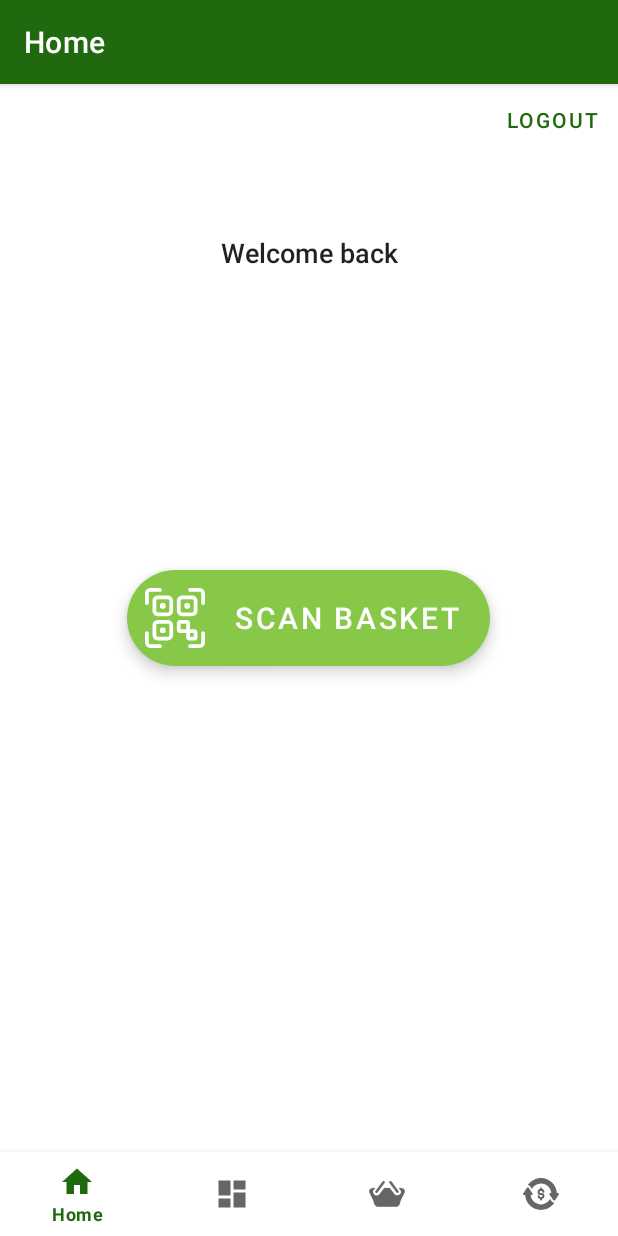
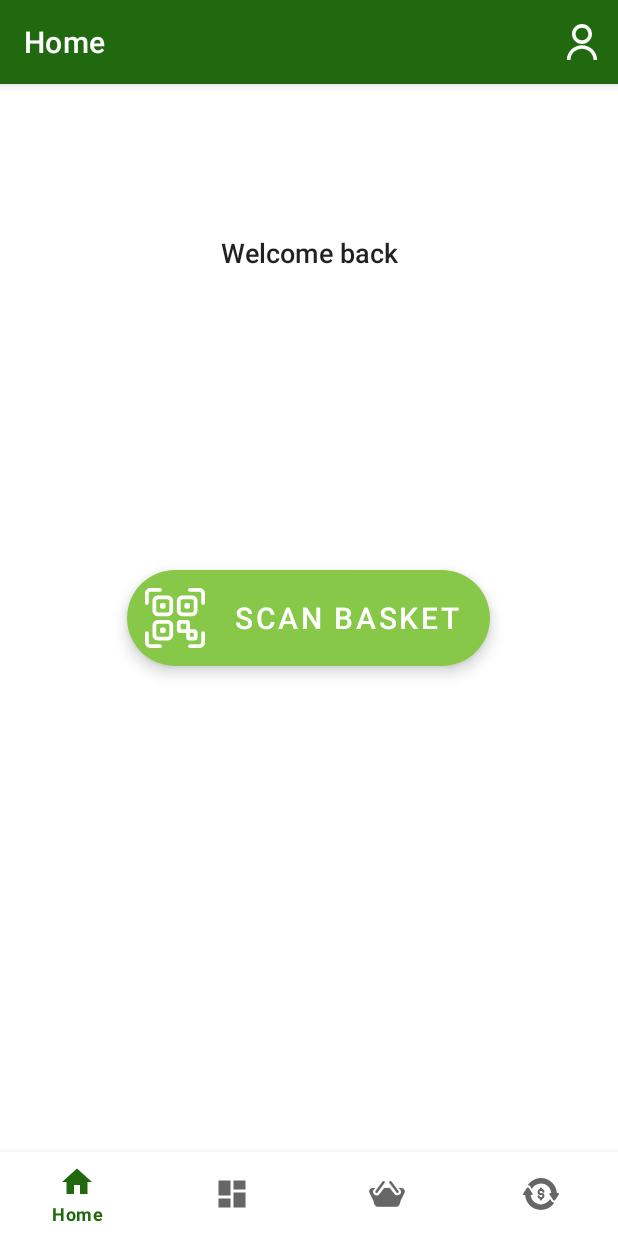
Before and after one commit to Thumster/sMart-Mobile-Application, an Android app: the screen it shows after launch once a user with an empty profile is signed in (MainActivity), on a phone screen of 412 x 824 dp. Run offline under Robolectric (Android 15) with nearby library versions, the phone set to English and light mode, and no system bars; our stand-ins replace Firebase (no records; nobody signed in at launch, a user with empty details on screens opened directly), navigation-ui; libraries missing offline, so code that uses them is left out: com.estimote.indoorsdk, com.estimote.indoorsdk_module, com.firebase.ui, retrofit2.converter.jackson; pictures from the network do not load; 6 statements that could not run were skipped.

Commit message:
added profile page

```diff
--- a/app/src/main/java/com/example/smart/MainActivity.java
+++ b/app/src/main/java/com/example/smart/MainActivity.java
@@ -17,6 +17,7 @@ import android.util.Log;
 
 import com.example.smart.model.Item;
 import com.example.smart.ui.home.HomeFragment;
+import com.example.smart.ui.home.ProfileDialogFragment;
 import com.example.smart.ui.home.QRDialogFragment;
 import com.example.smart.util.FirebaseUtil;
 import com.google.android.gms.tasks.OnSuccessListener;
@@ -29,6 +30,7 @@ import com.google.firebase.iid.FirebaseInstanceId;
 import com.google.firebase.iid.InstanceIdResult;
 
 import androidx.appcompat.app.AppCompatActivity;
+import androidx.appcompat.widget.Toolbar;
 import androidx.core.app.NotificationCompat;
 import androidx.core.app.NotificationManagerCompat;
 import androidx.localbroadcastmanager.content.LocalBroadcastManager;
@@ -76,9 +78,20 @@ public class MainActivity extends AppCompatActivity
             AppBarConfiguration appBarConfiguration = new AppBarConfiguration.Builder(
                     R.id.navigation_home, R.id.navigation_items, R.id.navigation_cart, R.id.navigation_transactions)
                     .build();
+            Toolbar toolbar = findViewById(R.id.toolbar);
+            toolbar.setOnMenuItemClickListener(item -> {
+                switch (item.getItemId()) {
+                    case R.id.profile:
+                        new ProfileDialogFragment().show(getSupportFragmentManager(), TAG);
+                        return true;
+                    default:
+                        return false;
+                }
+            });
             NavController navController = Navigation.findNavController(this, R.id.nav_host_fragment);
-            NavigationUI.setupActionBarWithNavController(this, navController, appBarConfiguration);
+//            NavigationUI.setupActionBarWithNavController(this, navController, appBarConfiguration);
             NavigationUI.setupWithNavController(navView, navController);
+            NavigationUI.setupWithNavController(toolbar, navController, appBarConfiguration);
 
             // initialise the channel with channelId: "CHANNEL_ID"
             createNotificationChannel();
--- a/app/src/main/java/com/example/smart/ui/home/HomeFragment.java
+++ b/app/src/main/java/com/example/smart/ui/home/HomeFragment.java
@@ -105,7 +105,6 @@ public class HomeFragment extends Fragment
 
     TextView welcomeTextView;
     TextView nameTextView;
-    Button buttonLogout;
     Button buttonQrCode;
 
     ConstraintLayout layoutItemView;
@@ -157,7 +156,6 @@ public class HomeFragment extends Fragment
         shoppingLayout = root.findViewById(R.id.layout_shopping);
 
         nameTextView = root.findViewById(R.id.text_name);
-        buttonLogout = root.findViewById(R.id.button_logout);
         buttonQrCode = root.findViewById(R.id.fab_qr_code);
         welcomeTextView = root.findViewById(R.id.text_welcome);
 
@@ -179,17 +177,6 @@ public class HomeFragment extends Fragment
         // coordinateTextView = (TextView) root.findViewById(R.id.coordinateTextView);
 
         nameTextView.setText(FirebaseUtil.getCurrentUser().getDisplayName());
-        buttonLogout.setOnClickListener(v -> {
-                    AuthUI.getInstance()
-                            .signOut(v.getContext())
-                            .addOnCompleteListener(new OnCompleteListener<Void>() {
-                                public void onComplete(Task<Void> task) {
-                                    ((MainActivity) v.getContext()).recreate();
-                                }
-                            });
-                }
-
-        );
         FirebaseUtil.startListening(this);
         onCartFound(FirebaseUtil.getCurrentUserCartId() != null);
         buttonQrCode.setOnClickListener(v -> {
--- a/app/src/main/java/com/example/smart/util/FirebaseUtil.java
+++ b/app/src/main/java/com/example/smart/util/FirebaseUtil.java
@@ -34,6 +34,8 @@ public class FirebaseUtil {
     public static final String USER_CART_ITEMS_COLLECTION_NAME = "cartItems";
     public static final String USER_TRANSACTIONS_COLLECTION_NAME = "transactions";
     public static final String USER_FMS_TOKEN = "fms_token";
+    public static final String USER_PROFILE_HABIT = "profile_habit";
+    public static final String USER_PROFILE_RECOMMENDATION = "profile_recommendation";
 
     private static Boolean isCurrentlyShopping = false;
     private static String currentUserCartId;
--- /dev/null
+++ b/app/src/main/res/drawable/custom_radio_button.xml
@@ -0,0 +1,5 @@
+<?xml version="1.0" encoding="utf-8"?>
+<selector xmlns:android="http://schemas.android.com/apk/res/android">
+    <item android:drawable="@drawable/custom_radio_checked" android:state_checked="true" />
+    <item android:drawable="@drawable/custom_radio_unchecked" />
+</selector>
--- /dev/null
+++ b/app/src/main/res/drawable/custom_radio_textcolor.xml
@@ -0,0 +1,6 @@
+<?xml version="1.0" encoding="utf-8"?>
+<selector xmlns:android="http://schemas.android.com/apk/res/android">
+    <item android:state_pressed="true" android:color="@color/white"/>
+    <item android:state_checked="true" android:color="@color/white"/>
+    <item android:color="@color/black"/>
+</selector>
--- /dev/null
+++ b/app/src/main/res/drawable/ic_profile.xml
@@ -0,0 +1,12 @@
+<vector xmlns:android="http://schemas.android.com/apk/res/android"
+    android:width="24dp"
+    android:height="24dp"
+    android:viewportWidth="19.738"
+    android:viewportHeight="19.738">
+    <path
+        android:fillColor="@color/white"
+        android:pathData="M18.18,19.738h-2c0,-3.374 -2.83,-6.118 -6.311,-6.118s-6.31,2.745 -6.31,6.118h-2c0,-4.478 3.729,-8.118 8.311,-8.118C14.451,11.62 18.18,15.26 18.18,19.738z" />
+    <path
+        android:fillColor="@color/white"
+        android:pathData="M9.87,10.97c-3.023,0 -5.484,-2.462 -5.484,-5.485C4.385,2.461 6.846,0 9.87,0c3.025,0 5.486,2.46 5.486,5.485S12.895,10.97 9.87,10.97zM9.87,2C7.948,2 6.385,3.563 6.385,5.485S7.948,8.97 9.87,8.97c1.923,0 3.486,-1.563 3.486,-3.485S11.791,2 9.87,2z" />
+</vector>
--- a/app/src/main/res/layout/activity_main.xml
+++ b/app/src/main/res/layout/activity_main.xml
@@ -5,6 +5,21 @@
     android:id="@+id/container"
     android:layout_width="match_parent"
     android:layout_height="match_parent">
+
+    <com.google.android.material.appbar.AppBarLayout
+        android:id="@+id/toolbar_container"
+        android:layout_width="match_parent"
+        android:layout_height="wrap_content"
+        app:layout_constraintTop_toTopOf="parent">
+
+        <com.google.android.material.appbar.MaterialToolbar
+            android:id="@+id/toolbar"
+            android:layout_width="match_parent"
+            android:layout_height="?attr/actionBarSize"
+            app:menu="@menu/top_app_bar"
+            style="@style/Widget.MaterialComponents.Toolbar.Primary"
+            />
+    </com.google.android.material.appbar.AppBarLayout>
 
     <com.google.android.material.bottomnavigation.BottomNavigationView
         android:id="@+id/nav_view"
@@ -25,7 +40,7 @@
         app:layout_constraintBottom_toTopOf="@+id/nav_view"
         app:layout_constraintLeft_toLeftOf="parent"
         app:layout_constraintRight_toRightOf="parent"
-        app:layout_constraintTop_toTopOf="parent"
+        app:layout_constraintTop_toBottomOf="@id/toolbar_container"
         app:navGraph="@navigation/mobile_navigation" />
 
 </androidx.constraintlayout.widget.ConstraintLayout>
--- a/app/src/main/res/layout/fragment_home.xml
+++ b/app/src/main/res/layout/fragment_home.xml
@@ -191,14 +191,14 @@
         app:layout_anchor="@+id/fab_qr_code"
         app:layout_anchorGravity="center">
 
-        <Button
-            android:id="@+id/button_logout"
-            style="@style/Widget.MaterialComponents.Button.TextButton"
-            android:layout_width="wrap_content"
-            android:layout_height="wrap_content"
-            android:text="@string/button_logout"
-            app:layout_constraintEnd_toEndOf="parent"
-            app:layout_constraintTop_toTopOf="parent" />
+<!--        <Button-->
+<!--            android:id="@+id/button_logout"-->
+<!--            style="@style/Widget.MaterialComponents.Button.TextButton"-->
+<!--            android:layout_width="wrap_content"-->
+<!--            android:layout_height="wrap_content"-->
+<!--            android:text="@string/button_logout"-->
+<!--            app:layout_constraintEnd_toEndOf="parent"-->
+<!--            app:layout_constraintTop_toTopOf="parent" />-->
 
         <com.google.android.material.textview.MaterialTextView
             android:id="@+id/text_welcome"
--- /dev/null
+++ b/app/src/main/res/menu/top_app_bar.xml
@@ -0,0 +1,10 @@
+<?xml version="1.0" encoding="utf-8"?>
+<menu xmlns:android="http://schemas.android.com/apk/res/android"
+    xmlns:app="http://schemas.android.com/apk/res-auto">
+
+    <item
+        android:id="@+id/profile"
+        android:icon="@drawable/ic_profile"
+        android:title="Profile"
+        app:showAsAction="ifRoom" />
+</menu>
--- a/app/src/main/res/values-night/themes.xml
+++ b/app/src/main/res/values-night/themes.xml
@@ -1,6 +1,6 @@
 <resources xmlns:tools="http://schemas.android.com/tools">
     <!-- Base application theme. -->
-    <style name="Theme.SMart" parent="Theme.MaterialComponents.DayNight.DarkActionBar">
+    <style name="Theme.SMart" parent="Theme.MaterialComponents.DayNight.NoActionBar">
         <!-- Primary brand color. -->
         <item name="colorPrimary">@color/dark_green</item>
         <item name="colorPrimaryVariant">@color/dark_green_variant</item>
--- a/app/src/main/res/values/themes.xml
+++ b/app/src/main/res/values/themes.xml
@@ -1,6 +1,6 @@
 <resources xmlns:tools="http://schemas.android.com/tools">
     <!-- Base application theme. -->
-    <style name="Theme.SMart" parent="Theme.MaterialComponents.DayNight.DarkActionBar">
+    <style name="Theme.SMart" parent="Theme.MaterialComponents.DayNight.NoActionBar">
         <!-- Primary brand color. -->
         <item name="colorPrimary">@color/dark_green</item>
         <item name="colorPrimaryVariant">@color/dark_green_variant</item>
@@ -15,6 +15,12 @@
         <!--        <item name="windowActionBar">false</item>-->
         <!--        <item name="windowNoTitle">true</item>-->
         <!--        <item name="android:windowFullscreen">true</item>-->
+    </style>
+
+    <style name="CustomRadioButton">
+        <item name="android:background">@drawable/custom_radio_button</item>
+        <item name="android:button">@null</item>
+        <item name="android:textColor">@drawable/custom_radio_textcolor</item>
     </style>
 
     <style name="SplashTheme" parent="Theme.SMart">
```
Also changed, not shown: app/src/main/java/com/example/smart/ui/home/ProfileDialogFragment.java (added, +213 -0 lines), app/src/main/res/drawable/custom_radio_checked.xml (added, +24 -0 lines), app/src/main/res/drawable/custom_radio_unchecked.xml (added, +12 -0 lines), app/src/main/res/layout/dialog_profile.xml (added, +149 -0 lines).
